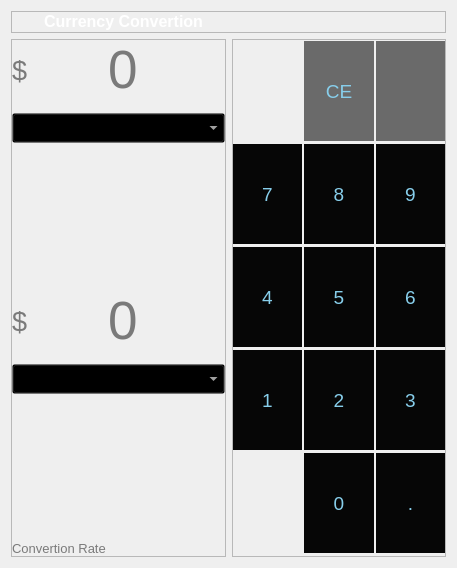
The window that views/currency.ui (bonheurNE/currency-forex-calculator) describes before a commit, drawn with Qt 5.
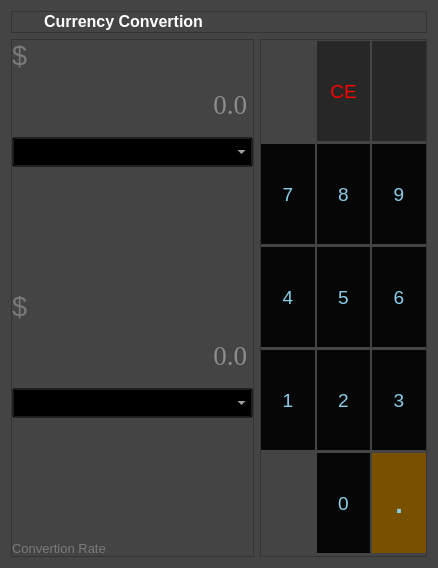
The same window after the commit. Icons and pictures are not drawn.

What changed in the file:
```diff
--- a/views/currency.ui
+++ b/views/currency.ui
@@ -6,13 +6,16 @@
    <rect>
     <x>0</x>
     <y>0</y>
-    <width>457</width>
+    <width>438</width>
     <height>568</height>
    </rect>
   </property>
   <property name="windowTitle">
    <string>Form</string>
   </property>
+  <property name="styleSheet">
+   <string notr="true">background-color:rgb(68, 68, 68);</string>
+  </property>
   <layout class="QGridLayout" name="gridLayout">
    <item row="0" column="0" colspan="2">
     <widget class="QFrame" name="currency_title_frame">
@@ -77,8 +80,7 @@
       <item alignment="Qt::AlignVCenter">
        <widget class="QLabel" name="currency_title">
         <property name="styleSheet">
-         <string notr="true">
-color:skyblue;</string>
+         <string notr="true"/>
         </property>
         <property name="text">
          <string>&lt;html&gt;&lt;head/&gt;&lt;body&gt;&lt;p align=&quot;right&quot;&gt;&lt;span style=&quot; font-size:12pt; font-weight:600; color:#ffffff;&quot;&gt;Currency Convertion&lt;/span&gt;&lt;/p&gt;&lt;/body&gt;&lt;/html&gt;</string>
@@ -101,211 +103,6 @@
      </layout>
     </widget>
    </item>
-   <item row="1" column="0">
-    <widget class="QFrame" name="currency_convertion_frame">
-     <property name="sizePolicy">
-      <sizepolicy hsizetype="Preferred" vsizetype="Expanding">
-       <horstretch>0</horstretch>
-       <verstretch>0</verstretch>
-      </sizepolicy>
-     </property>
-     <property name="maximumSize">
-      <size>
-       <width>16777215</width>
-       <height>16777215</height>
-      </size>
-     </property>
-     <property name="styleSheet">
-      <string notr="true">QLabel{
-background-color:transparent;
-color:rgb(122, 122, 122);}
-
-QLabel:hover{
-background-color:transparent;
-color:rgb(255, 255, 255);}
-QComboBox{
-background-color:transparent;
-color:rgb(255, 255, 255);
-}
-
-
-</string>
-     </property>
-     <property name="frameShape">
-      <enum>QFrame::StyledPanel</enum>
-     </property>
-     <property name="frameShadow">
-      <enum>QFrame::Raised</enum>
-     </property>
-     <layout class="QGridLayout" name="gridLayout_7">
-      <property name="leftMargin">
-       <number>0</number>
-      </property>
-      <property name="topMargin">
-       <number>0</number>
-      </property>
-      <property name="rightMargin">
-       <number>0</number>
-      </property>
-      <property name="bottomMargin">
-       <number>0</number>
-      </property>
-      <property name="horizontalSpacing">
-       <number>2</number>
-      </property>
-      <property name="verticalSpacing">
-       <number>13</number>
-      </property>
-      <item row="2" column="0">
-       <spacer name="verticalSpacer_20">
-        <property name="orientation">
-         <enum>Qt::Vertical</enum>
-        </property>
-        <property name="sizeHint" stdset="0">
-         <size>
-          <width>20</width>
-          <height>56</height>
-         </size>
-        </property>
-       </spacer>
-      </item>
-      <item row="5" column="0">
-       <spacer name="verticalSpacer_22">
-        <property name="orientation">
-         <enum>Qt::Vertical</enum>
-        </property>
-        <property name="sizeHint" stdset="0">
-         <size>
-          <width>20</width>
-          <height>30</height>
-         </size>
-        </property>
-       </spacer>
-      </item>
-      <item row="4" column="0" colspan="2">
-       <widget class="QComboBox" name="currency_country_combo_2">
-        <property name="minimumSize">
-         <size>
-          <width>0</width>
-          <height>30</height>
-         </size>
-        </property>
-        <property name="font">
-         <font>
-          <family>Arial</family>
-          <pointsize>12</pointsize>
-         </font>
-        </property>
-       </widget>
-      </item>
-      <item row="3" column="1">
-       <widget class="QLabel" name="second_devise_label">
-        <property name="sizePolicy">
-         <sizepolicy hsizetype="Expanding" vsizetype="Preferred">
-          <horstretch>0</horstretch>
-          <verstretch>0</verstretch>
-         </sizepolicy>
-        </property>
-        <property name="minimumSize">
-         <size>
-          <width>0</width>
-          <height>60</height>
-         </size>
-        </property>
-        <property name="font">
-         <font>
-          <pointsize>40</pointsize>
-          <weight>50</weight>
-          <bold>false</bold>
-         </font>
-        </property>
-        <property name="text">
-         <string>0</string>
-        </property>
-       </widget>
-      </item>
-      <item row="6" column="0">
-       <widget class="QLabel" name="currency_convertion_rate_label">
-        <property name="font">
-         <font>
-          <family>Arial</family>
-          <pointsize>10</pointsize>
-         </font>
-        </property>
-        <property name="text">
-         <string>Convertion Rate</string>
-        </property>
-       </widget>
-      </item>
-      <item row="0" column="0">
-       <widget class="QLabel" name="currency_symbole_1">
-        <property name="font">
-         <font>
-          <pointsize>20</pointsize>
-         </font>
-        </property>
-        <property name="text">
-         <string>$</string>
-        </property>
-        <property name="scaledContents">
-         <bool>true</bool>
-        </property>
-       </widget>
-      </item>
-      <item row="3" column="0">
-       <widget class="QLabel" name="currency_symbole_2">
-        <property name="font">
-         <font>
-          <pointsize>20</pointsize>
-         </font>
-        </property>
-        <property name="text">
-         <string>$</string>
-        </property>
-        <property name="scaledContents">
-         <bool>true</bool>
-        </property>
-       </widget>
-      </item>
-      <item row="0" column="1" alignment="Qt::AlignLeft">
-       <widget class="QLabel" name="first_devise_label">
-        <property name="minimumSize">
-         <size>
-          <width>0</width>
-          <height>60</height>
-         </size>
-        </property>
-        <property name="font">
-         <font>
-          <pointsize>40</pointsize>
-          <weight>50</weight>
-          <bold>false</bold>
-         </font>
-        </property>
-        <property name="text">
-         <string>0</string>
-        </property>
-       </widget>
-      </item>
-      <item row="1" column="0" colspan="2">
-       <widget class="QComboBox" name="currency_country_combo_1">
-        <property name="minimumSize">
-         <size>
-          <width>0</width>
-          <height>30</height>
-         </size>
-        </property>
-        <property name="font">
-         <font>
-          <family>Arial</family>
-          <pointsize>12</pointsize>
-         </font>
-        </property>
-       </widget>
-      </item>
-     </layout>
-    </widget>
-   </item>
    <item row="1" column="1">
     <widget class="QFrame" name="currency_btns_frame">
      <property name="sizePolicy">
@@ -331,7 +128,29 @@
 color:skyblue;
 border:1px solid rgb(206, 206, 206);
 background-color:rgb(73, 73, 73);
-}</string>
+}
+QPushButton#currency_btn_CE{
+color:red;
+background-color:rgb(34, 34, 34);
+border:none;
+border-color:transparent;
+}
+QPushButton#currency_btn_delete{
+background-color:rgb(6, 6, 6);
+border:none;
+border-color:transparent;
+}
+QPushButton#currency_btn_CE:hover{
+color:rgb(0, 180, 87);
+border:1px solid rgb(206, 206, 206);
+background-color:rgb(6, 6, 6);
+}
+QPushButton#currency_btn_delete:hover{
+color:skyblue;
+border:1px solid rgb(206, 206, 206);
+background-color:rgb(6, 6, 6);
+}
+</string>
      </property>
      <property name="frameShape">
       <enum>QFrame::StyledPanel</enum>
@@ -497,9 +316,14 @@
         <property name="font">
          <font>
           <family>Arial</family>
-          <pointsize>14</pointsize>
+          <pointsize>20</pointsize>
+          <weight>75</weight>
+          <bold>true</bold>
          </font>
         </property>
+        <property name="styleSheet">
+         <string notr="true">background-color:rgb(121, 80, 0)</string>
+        </property>
         <property name="text">
          <string>.</string>
         </property>
@@ -699,6 +523,272 @@
      </layout>
     </widget>
    </item>
+   <item row="1" column="0" alignment="Qt::AlignLeft">
+    <widget class="QFrame" name="currency_convertion_frame">
+     <property name="sizePolicy">
+      <sizepolicy hsizetype="Expanding" vsizetype="Expanding">
+       <horstretch>0</horstretch>
+       <verstretch>0</verstretch>
+      </sizepolicy>
+     </property>
+     <property name="maximumSize">
+      <size>
+       <width>243</width>
+       <height>16777215</height>
+      </size>
+     </property>
+     <property name="styleSheet">
+      <string notr="true">QLabel{
+background-color:transparent;
+color:rgb(122, 122, 122);}
+
+QLabel:hover{
+background-color:transparent;
+color:rgb(255, 255, 255);}
+QComboBox{
+background-color:transparent;
+color:rgb(255, 255, 255);
+}
+
+
+</string>
+     </property>
+     <property name="frameShape">
+      <enum>QFrame::StyledPanel</enum>
+     </property>
+     <property name="frameShadow">
+      <enum>QFrame::Raised</enum>
+     </property>
+     <layout class="QGridLayout" name="gridLayout_7">
+      <property name="leftMargin">
+       <number>0</number>
+      </property>
+      <property name="topMargin">
+       <number>0</number>
+      </property>
+      <property name="rightMargin">
+       <number>0</number>
+      </property>
+      <property name="bottomMargin">
+       <number>0</number>
+      </property>
+      <property name="horizontalSpacing">
+       <number>2</number>
+      </property>
+      <property name="verticalSpacing">
+       <number>13</number>
+      </property>
+      <item row="3" column="0">
+       <spacer name="verticalSpacer_20">
+        <property name="orientation">
+         <enum>Qt::Vertical</enum>
+        </property>
+        <property name="sizeHint" stdset="0">
+         <size>
+          <width>20</width>
+          <height>56</height>
+         </size>
+        </property>
+       </spacer>
+      </item>
+      <item row="7" column="0">
+       <spacer name="verticalSpacer_22">
+        <property name="orientation">
+         <enum>Qt::Vertical</enum>
+        </property>
+        <property name="sizeHint" stdset="0">
+         <size>
+          <width>20</width>
+          <height>30</height>
+         </size>
+        </property>
+       </spacer>
+      </item>
+      <item row="2" column="0" colspan="3">
+       <widget class="QComboBox" name="currency_country_combo_1">
+        <property name="minimumSize">
+         <size>
+          <width>0</width>
+          <height>30</height>
+         </size>
+        </property>
+        <property name="font">
+         <font>
+          <family>Arial</family>
+          <pointsize>12</pointsize>
+         </font>
+        </property>
+       </widget>
+      </item>
+      <item row="4" column="0" alignment="Qt::AlignLeft">
+       <widget class="QLabel" name="currency_symbol_2">
+        <property name="maximumSize">
+         <size>
+          <width>80</width>
+          <height>16777215</height>
+         </size>
+        </property>
+        <property name="font">
+         <font>
+          <pointsize>20</pointsize>
+         </font>
+        </property>
+        <property name="text">
+         <string>$</string>
+        </property>
+        <property name="scaledContents">
+         <bool>true</bool>
+        </property>
+       </widget>
+      </item>
+      <item row="8" column="0">
+       <widget class="QLabel" name="currency_convertion_rate_label">
+        <property name="font">
+         <font>
+          <family>Arial</family>
+          <pointsize>10</pointsize>
+         </font>
+        </property>
+        <property name="text">
+         <string>Convertion Rate</string>
+        </property>
+       </widget>
+      </item>
+      <item row="0" column="0" alignment="Qt::AlignLeft">
+       <widget class="QLabel" name="currency_symbol_1">
+        <property name="maximumSize">
+         <size>
+          <width>80</width>
+          <height>16777215</height>
+         </size>
+        </property>
+        <property name="font">
+         <font>
+          <pointsize>20</pointsize>
+         </font>
+        </property>
+        <property name="text">
+         <string>$</string>
+        </property>
+        <property name="scaledContents">
+         <bool>true</bool>
+        </property>
+       </widget>
+      </item>
+      <item row="6" column="0" colspan="3">
+       <widget class="QComboBox" name="currency_country_combo_2">
+        <property name="minimumSize">
+         <size>
+          <width>0</width>
+          <height>30</height>
+         </size>
+        </property>
+        <property name="font">
+         <font>
+          <family>Arial</family>
+          <pointsize>12</pointsize>
+         </font>
+        </property>
+       </widget>
+      </item>
+      <item row="1" column="0">
+       <widget class="QLineEdit" name="convertable_amount">
+        <property name="minimumSize">
+         <size>
+          <width>0</width>
+          <height>40</height>
+         </size>
+        </property>
+        <property name="maximumSize">
+         <size>
+          <width>16777215</width>
+          <height>50</height>
+         </size>
+        </property>
+        <property name="font">
+         <font>
+          <family>Times New Roman</family>
+          <pointsize>20</pointsize>
+          <weight>50</weight>
+          <italic>false</italic>
+          <bold>false</bold>
+         </font>
+        </property>
+        <property name="toolTip">
+         <string>Enter the amount to convert</string>
+        </property>
+        <property name="styleSheet">
+         <string notr="true">font: 20pt &quot;Times New Roman&quot;;
+color:lightgrey;
+background-color:transparent;
+border:None;</string>
+        </property>
+        <property name="inputMethodHints">
+         <set>Qt::ImhNone</set>
+        </property>
+        <property name="text">
+         <string/>
+        </property>
+        <property name="alignment">
+         <set>Qt::AlignRight|Qt::AlignTrailing|Qt::AlignVCenter</set>
+        </property>
+        <property name="readOnly">
+         <bool>true</bool>
+        </property>
+        <property name="placeholderText">
+         <string>0.0</string>
+        </property>
+       </widget>
+      </item>
+      <item row="5" column="0">
+       <widget class="QLineEdit" name="converted_amount">
+        <property name="minimumSize">
+         <size>
+          <width>0</width>
+          <height>40</height>
+         </size>
+        </property>
+        <property name="maximumSize">
+         <size>
+          <width>16777215</width>
+          <height>50</height>
+         </size>
+        </property>
+        <property name="font">
+         <font>
+          <family>Times New Roman</family>
+          <pointsize>20</pointsize>
+          <weight>50</weight>
+          <italic>false</italic>
+          <bold>false</bold>
+         </font>
+        </property>
+        <property name="toolTip">
+         <string>converted amount</string>
+        </property>
+        <property name="styleSheet">
+         <string notr="true">font: 20pt &quot;Times New Roman&quot;;
+color:lightgrey;
+background-color:transparent;
+border:None;</string>
+        </property>
+        <property name="text">
+         <string/>
+        </property>
+        <property name="alignment">
+         <set>Qt::AlignRight|Qt::AlignTrailing|Qt::AlignVCenter</set>
+        </property>
+        <property name="readOnly">
+         <bool>true</bool>
+        </property>
+        <property name="placeholderText">
+         <string>0.0</string>
+        </property>
+       </widget>
+      </item>
+     </layout>
+    </widget>
+   </item>
   </layout>
  </widget>
  <resources>
```
Left out of the diff: 206 changed lines with no effect on the pictures.
